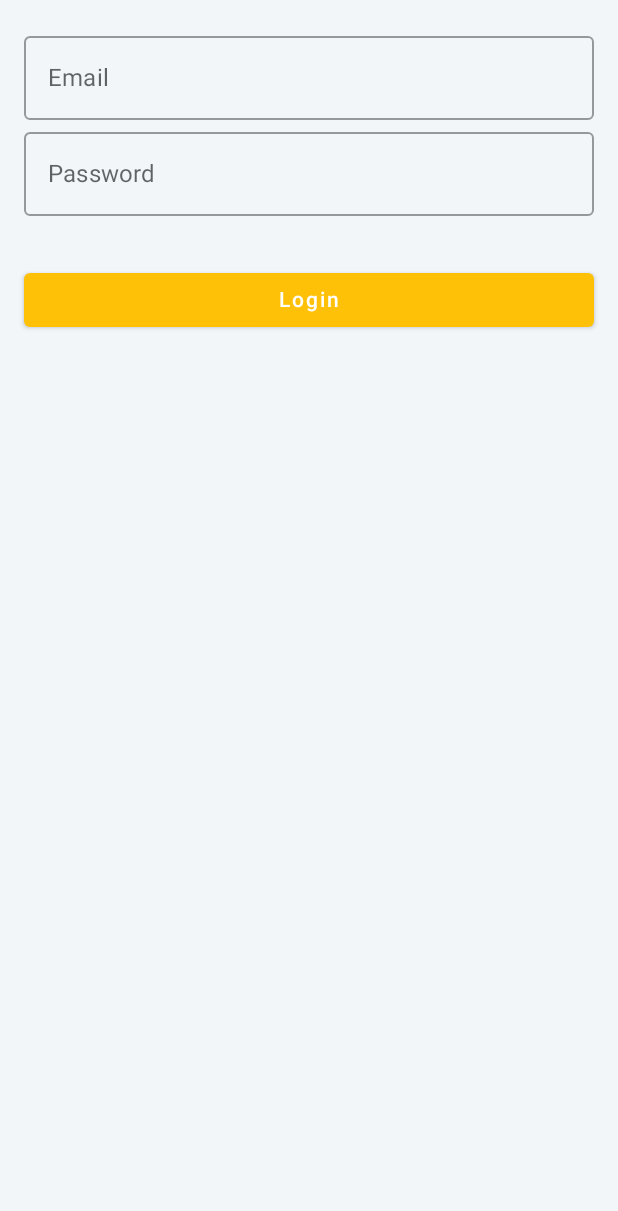
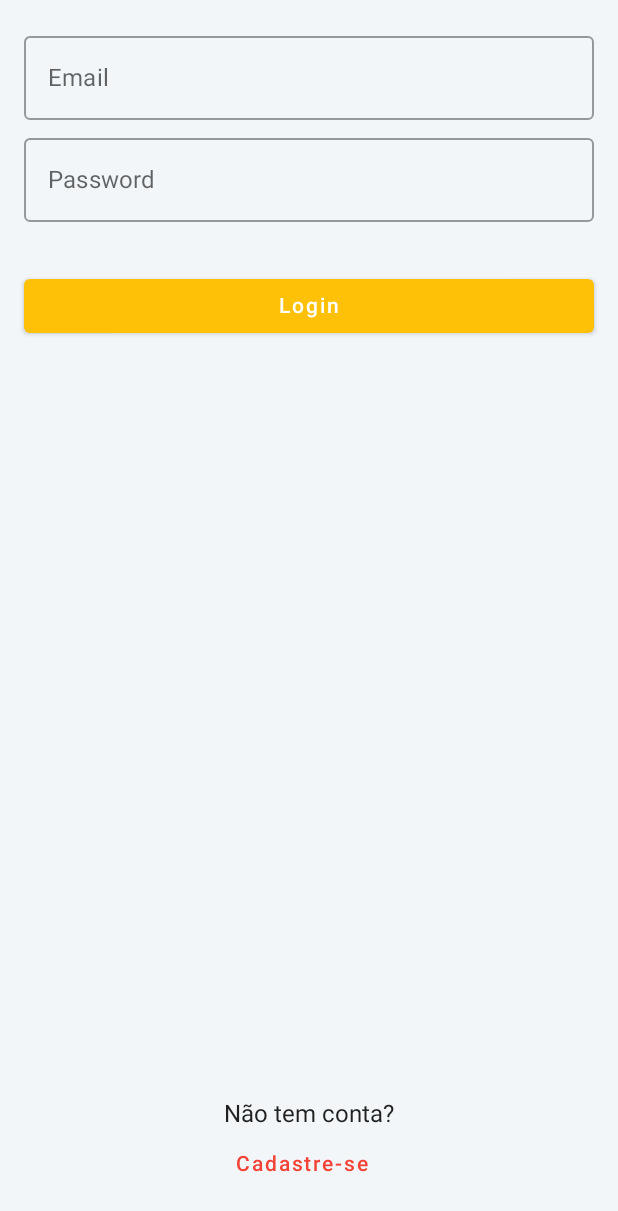
Before and after one commit to jvsena42/baking_calculator, an Android app built with Jetpack Compose: the @Preview function Preview, on a phone screen of 412 x 824 dp. Shown: the top 1211 px of the screen. Run offline under Robolectric (Android 15) with nearby library versions, the phone set to English and light mode, and no system bars; our stand-ins replace Dagger/Hilt's generated code.

Commit message:
feat: MakeRegisterText

```diff
--- a/app/src/main/java/com/bulletapps/candypricer/presentation/ui/scenes/main/login/LoginViewModel.kt
+++ b/app/src/main/java/com/bulletapps/candypricer/presentation/ui/scenes/main/login/LoginViewModel.kt
@@ -38,6 +38,7 @@ class LoginViewModel @Inject constructor() : ViewModel(), EventFlow<ScreenEvent>
     fun onAction(action: ScreenActions) = when(action) {
         is ScreenActions.OnClickConfirm -> onClickConfirm()
         is ScreenActions.OnTextChanged -> onTextChanged(action.fieldsTexts)
+        ScreenActions.OnClickRegister -> {}
     }
 
     sealed class ScreenEvent {
@@ -46,6 +47,7 @@ class LoginViewModel @Inject constructor() : ViewModel(), EventFlow<ScreenEvent>
 
     sealed class ScreenActions {
         object OnClickConfirm : ScreenActions()
+        object OnClickRegister : ScreenActions()
         data class OnTextChanged(val fieldsTexts: FieldsTexts) : ScreenActions()
     }
 
--- a/app/src/main/java/com/bulletapps/candypricer/presentation/ui/scenes/main/login/ScreenLogin.kt
+++ b/app/src/main/java/com/bulletapps/candypricer/presentation/ui/scenes/main/login/ScreenLogin.kt
@@ -5,11 +5,14 @@ import androidx.compose.foundation.layout.*
 import androidx.compose.material.MaterialTheme
 import androidx.compose.material.OutlinedTextField
 import androidx.compose.material.Text
+import androidx.compose.material.TextButton
 import androidx.compose.runtime.Composable
 import androidx.compose.runtime.collectAsState
 import androidx.compose.runtime.getValue
+import androidx.compose.ui.Alignment
 import androidx.compose.ui.Modifier
 import androidx.compose.ui.res.stringResource
+import androidx.compose.ui.text.input.VisualTransformation
 import androidx.compose.ui.tooling.preview.Preview
 import androidx.compose.ui.unit.dp
 import androidx.hilt.navigation.compose.hiltViewModel
@@ -32,7 +35,7 @@ fun ScreenLogin(
 
 @Composable
 private fun Screen(
-    uiState: LoginViewModel.UIState,
+    uiState: UIState,
     onAction: (ScreenActions) -> Unit,
 ) {
     CandyPricerTheme {
@@ -40,11 +43,14 @@ private fun Screen(
         Column(
             modifier = Modifier
                 .fillMaxSize()
-                .background(color = MaterialTheme.colors.background)
+                .background(color = MaterialTheme.colors.background),
+            horizontalAlignment = Alignment.CenterHorizontally
         ) {
             Spacer(Modifier.height(16.dp))
 
             MakeFieldEmail(onAction, uiState)
+
+            Spacer(Modifier.height(4.dp))
 
             MakeFieldPassword(onAction, uiState)
 
@@ -52,6 +58,22 @@ private fun Screen(
                 text = stringResource(R.string.login),
                 onClick = { onAction(OnClickConfirm) }
             )
+
+            Spacer(modifier = Modifier.weight(1f))
+
+            MakeRegisterText(onAction)
+
+            Spacer(modifier = Modifier.height(24.dp))
+        }
+    }
+}
+
+@Composable
+private fun MakeRegisterText(onAction: (ScreenActions) -> Unit) {
+    Column() {
+        Text(stringResource(R.string.dont_you_have_an_account))
+        TextButton(onClick = { onAction(ScreenActions.OnClickRegister) }) {
+            Text(stringResource(R.string.do_sign_in))
         }
     }
 }
@@ -72,10 +94,10 @@ private fun MakeFieldEmail(onAction: (ScreenActions) -> Unit, uiState: UIState)
 
 @Composable
 private fun MakeFieldPassword(onAction: (ScreenActions) -> Unit, uiState: UIState) {
-    val name by uiState.email.collectAsState()
+    val password by uiState.password.collectAsState()
 
     OutlinedTextField(
-        value = name,
+        value = password,
         singleLine = true,
         onValueChange = { onAction(OnTextChanged(FieldsTexts.Password(it))) },
         label = { Text(stringResource(R.string.password)) },
--- a/app/src/main/res/values/strings.xml
+++ b/app/src/main/res/values/strings.xml
@@ -23,6 +23,8 @@
     <string name="ten_percent">10%</string>
     <string name="confirm">Confirmar</string>
     <string name="login">Login</string>
+    <string name="dont_you_have_an_account">Não tem conta?</string>
+    <string name="do_sign_in">Cadastre-se</string>
     <string name="select_a_unit">Selecione uma unidade</string>
     <string name="select_a_supply">Selecione um insumo</string>
     <string name="price">Preço</string>
```
